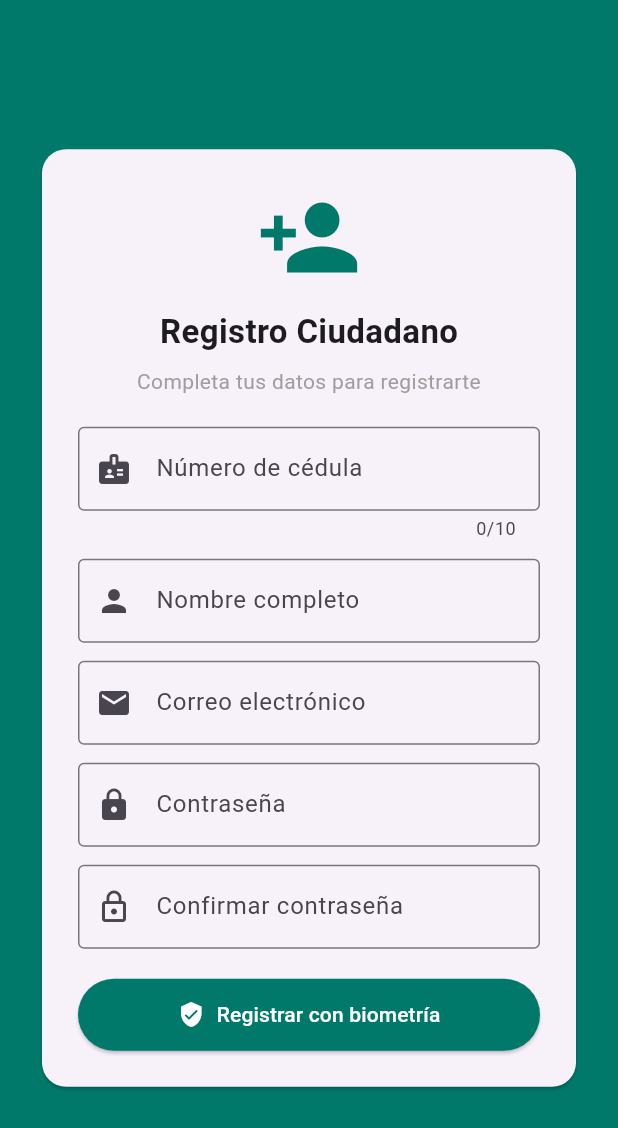
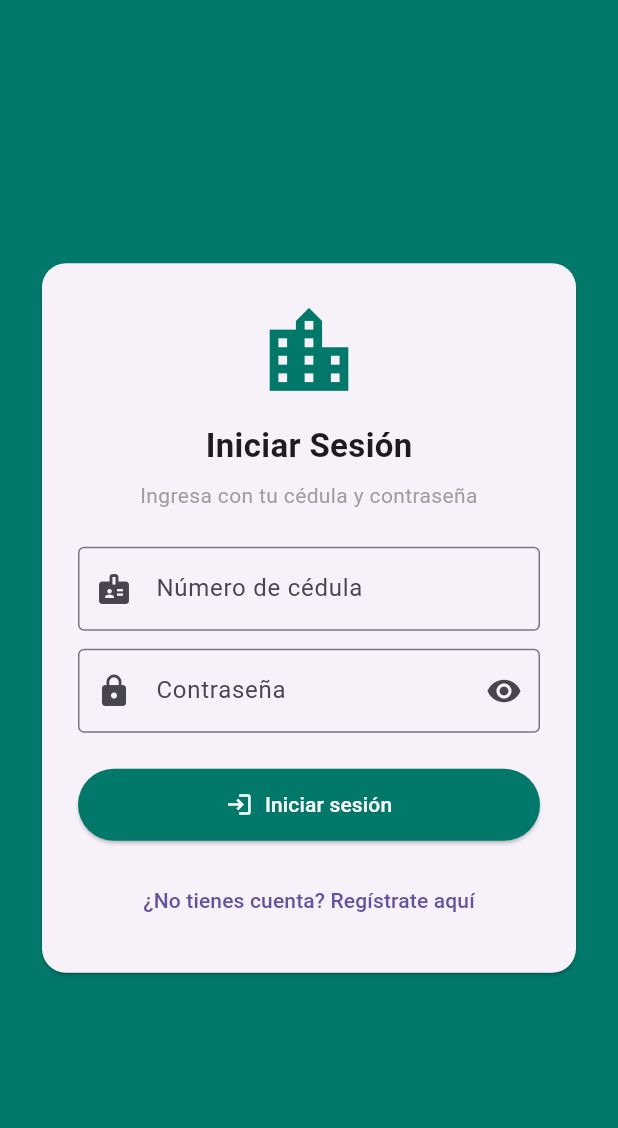
Before and after one commit to Andresvcnt1/Aplicacion_Geoinformatica, a Flutter app: the screen it shows after launch, on a phone screen of 412 x 824 dp. Shown: the top 1128 px of the screen. Run offline on Flutter 3.47's test engine with Material 3 defaults, Android fonts, the phone set to English and light mode, and no system bars; our stand-ins replace flutter_map, geolocator, image_picker, latlong2, local_auth, shared_preferences.

Commit message:
se ha agregado el inicio de sesion en la aplicacion de igual forma se agrego el boton de registrarse en caso de no tener cuenta, los problemas a solucionar son la red para registrar el usuario.

```diff
--- a/APLICACION TESIS/geoincidencias_loja/lib/core/constants.dart
+++ b/APLICACION TESIS/geoincidencias_loja/lib/core/constants.dart
@@ -1,6 +1,10 @@
 class ApiConstants {
-  static const String baseUrl = 'http://192.168.110.13:8000';
+  static const String baseUrl = 'http://192.168.101.8:8000';
   static const String reportesEndpoint = '/api/reportes/';
+  static const String loginEndpoint = '/api/login/';
+  static const String registroEndpoint = '/api/registro/';
 
   static String get reportesUrl => '$baseUrl$reportesEndpoint';
+  static String get loginUrl => '$baseUrl$loginEndpoint';
+  static String get registroUrl => '$baseUrl$registroEndpoint';
 }
--- a/APLICACION TESIS/geoincidencias_loja/lib/features/auth/login_screen.dart
+++ b/APLICACION TESIS/geoincidencias_loja/lib/features/auth/login_screen.dart
@@ -0,0 +1,216 @@
+import 'package:flutter/material.dart';
+import 'package:http/http.dart' as http;
+import 'dart:convert';
+import 'package:shared_preferences/shared_preferences.dart';
+import '../../core/constants.dart';
+import '../dashboard/home_screen.dart';
+import 'registro_screen.dart';
+
+class LoginScreen extends StatefulWidget {
+  const LoginScreen({super.key});
+
+  @override
+  State<LoginScreen> createState() => _LoginScreenState();
+}
+
+class _LoginScreenState extends State<LoginScreen> {
+  final _formKey = GlobalKey<FormState>();
+  final _cedulaController = TextEditingController();
+  final _passwordController = TextEditingController();
+
+  bool _cargando = false;
+  bool _ocultarPassword = true;
+
+  Future<void> _iniciarSesion() async {
+    if (!(_formKey.currentState?.validate() ?? false)) return;
+
+    setState(() => _cargando = true);
+
+    try {
+      final response = await http.post(
+        Uri.parse(ApiConstants.loginUrl),
+        headers: {'Content-Type': 'application/json'},
+        body: jsonEncode({
+          'cedula': _cedulaController.text.trim(),
+          'password': _passwordController.text,
+        }),
+      );
+
+      if (response.statusCode == 200) {
+        final data = jsonDecode(response.body);
+
+        // Guardamos la sesión localmente
+        final prefs = await SharedPreferences.getInstance();
+        await prefs.setString('access_token', data['access']);
+        await prefs.setString('refresh_token', data['refresh']);
+        await prefs.setString('cedula', data['cedula']);
+        await prefs.setString('username', data['username']);
+        await prefs.setBool('sesion_activa', true);
+
+        if (!mounted) return;
+        Navigator.pushReplacement(
+          context,
+          MaterialPageRoute(builder: (_) => const HomeScreen()),
+        );
+      } else {
+        String mensaje = 'Credenciales inválidas';
+        try {
+          final error = jsonDecode(response.body);
+          if (error is Map && error.containsKey('error')) {
+            mensaje = error['error'];
+          }
+        } catch (_) {}
+        _showSnackBar('❌ $mensaje', Colors.red);
+      }
+    } catch (e) {
+      _showSnackBar('❌ Error de conexión: $e', Colors.red);
+    } finally {
+      if (mounted) setState(() => _cargando = false);
+    }
+  }
+
+  void _showSnackBar(String message, Color color) {
+    if (!mounted) return;
+    ScaffoldMessenger.of(
+      context,
+    ).showSnackBar(SnackBar(content: Text(message), backgroundColor: color));
+  }
+
+  @override
+  Widget build(BuildContext context) {
+    return Scaffold(
+      backgroundColor: const Color(0xFF00796B),
+      body: Center(
+        child: SingleChildScrollView(
+          padding: const EdgeInsets.all(24),
+          child: Card(
+            shape: RoundedRectangleBorder(
+              borderRadius: BorderRadius.circular(16),
+            ),
+            child: Padding(
+              padding: const EdgeInsets.all(24),
+              child: Form(
+                key: _formKey,
+                child: Column(
+                  mainAxisSize: MainAxisSize.min,
+                  children: [
+                    const Icon(
+                      Icons.location_city,
+                      size: 70,
+                      color: Color(0xFF00796B),
+                    ),
+                    const SizedBox(height: 12),
+                    const Text(
+                      'Iniciar Sesión',
+                      style: TextStyle(
+                        fontSize: 22,
+                        fontWeight: FontWeight.bold,
+                      ),
+                    ),
+                    const SizedBox(height: 8),
+                    const Text(
+                      'Ingresa con tu cédula y contraseña',
+                      textAlign: TextAlign.center,
+                      style: TextStyle(color: Colors.grey),
+                    ),
+                    const SizedBox(height: 24),
+
+                    // Cédula
+                    TextFormField(
+                      controller: _cedulaController,
+                      keyboardType: TextInputType.number,
+                      maxLength: 10,
+                      decoration: const InputDecoration(
+                        labelText: 'Número de cédula',
+                        prefixIcon: Icon(Icons.badge),
+                        border: OutlineInputBorder(),
+                        counterText: '',
+                      ),
+                      validator: (v) {
+                        if (v == null || v.isEmpty) return 'Ingresa tu cédula';
+                        if (v.length != 10)
+                          return 'La cédula debe tener 10 dígitos';
+                        return null;
+                      },
+                    ),
+                    const SizedBox(height: 12),
+
+                    // Contraseña
+                    TextFormField(
+                      controller: _passwordController,
+                      obscureText: _ocultarPassword,
+                      decoration: InputDecoration(
+                        labelText: 'Contraseña',
+                        prefixIcon: const Icon(Icons.lock),
+                        border: const OutlineInputBorder(),
+                        suffixIcon: IconButton(
+                          icon: Icon(
+                            _ocultarPassword
+                                ? Icons.visibility
+                                : Icons.visibility_off,
+                          ),
+                          onPressed: () {
+                            setState(
+                              () => _ocultarPassword = !_ocultarPassword,
+                            );
+                          },
+                        ),
+                      ),
+                      validator: (v) {
+                        if (v == null || v.isEmpty)
+                          return 'Ingresa tu contraseña';
+                        return null;
+                      },
+                    ),
+                    const SizedBox(height: 24),
+
+                    // Botón iniciar sesión
+                    SizedBox(
+                      width: double.infinity,
+                      child: ElevatedButton.icon(
+                        style: ElevatedButton.styleFrom(
+                          backgroundColor: const Color(0xFF00796B),
+                          foregroundColor: Colors.white,
+                          padding: const EdgeInsets.symmetric(vertical: 14),
+                        ),
+                        onPressed: _cargando ? null : _iniciarSesion,
+                        icon: _cargando
+                            ? const SizedBox(
+                                width: 20,
+                                height: 20,
+                                child: CircularProgressIndicator(
+                                  color: Colors.white,
+                                  strokeWidth: 2,
+                                ),
+                              )
+                            : const Icon(Icons.login),
+                        label: Text(
+                          _cargando ? 'Ingresando...' : 'Iniciar sesión',
+                        ),
+                      ),
+                    ),
+                    const SizedBox(height: 16),
+
+                    TextButton(
+                      onPressed: _cargando
+                          ? null
+                          : () {
+                              Navigator.pushReplacement(
+                                context,
+                                MaterialPageRoute(
+                                  builder: (_) => const RegistroScreen(),
+                                ),
+                              );
+                            },
+                      child: const Text('¿No tienes cuenta? Regístrate aquí'),
+                    ),
+                  ],
+                ),
+              ),
+            ),
+          ),
+        ),
+      ),
+    );
+  }
+}
```
Also changed, not shown: APLICACION TESIS/geoincidencias_loja/lib/features/splash/splash_screen.dart (+66 -11 lines), 3 other files.
